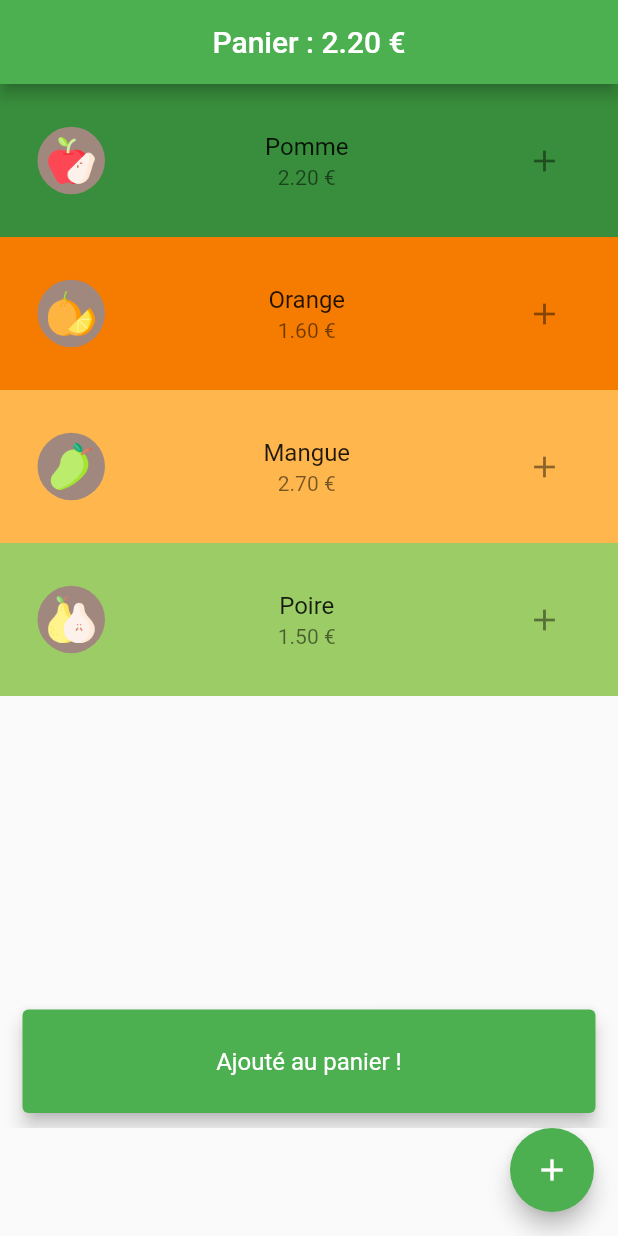
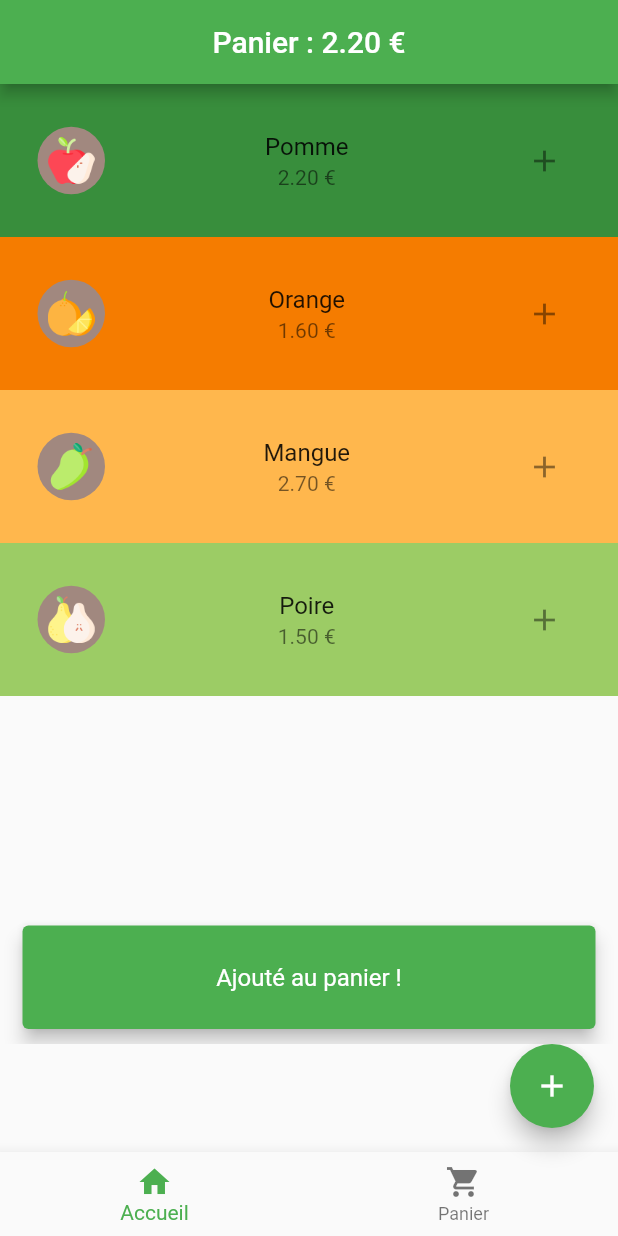
Before and after one commit to JUEChristopher/fruity, a Flutter app: the screen it shows after launch, after a tap on the "add" icon, on a phone screen of 412 x 824 dp. Run offline on Flutter 3.47's test engine with Material 2 defaults, Android fonts, the light colour scheme and no system bars.

Commit message:
TD3 fini

```diff
--- a/lib/screens/home_page.dart
+++ b/lib/screens/home_page.dart
@@ -1,6 +1,7 @@
 import 'dart:math';
 import 'package:flutter/material.dart';
 import 'package:fruity/classes/fruit.dart';
+import 'package:fruity/widgets/cart_screen.dart';
 import 'package:fruity/widgets/fruit_preview.dart';
 import 'package:fruity/screens/details_page.dart';
 
@@ -79,6 +80,8 @@ class FruitsMaster extends StatefulWidget {
 }
 
 class _FruitsMasterState extends State<FruitsMaster> {
+  int _selectedIndex = 0;
+  final PageController _pageController = PageController();
   late List<Fruit> _fruits;
   late List<Fruit> _cart;
   late double _sum;
@@ -89,6 +92,15 @@ class _FruitsMasterState extends State<FruitsMaster> {
     _fruits = widget.fruits;
     _cart = [];
     _sum = 0;
+  }
+
+  _onItemTapped(int index) {
+    setState(() {
+      _selectedIndex = index;
+    });
+
+    _pageController.animateToPage(index,
+        duration: const Duration(milliseconds: 500), curve: Curves.easeInOut);
   }
 
   void _onFruitTap(fruit) {
@@ -174,8 +186,11 @@ class _FruitsMasterState extends State<FruitsMaster> {
         appBar: AppBar(
           title: Center(child: Text("Panier : ${_sum.toStringAsFixed(2)} €")),
         ),
-      body: Center(
-        child: ListView.builder(
+        body: PageView(
+          controller: _pageController,
+          physics: const NeverScrollableScrollPhysics(),
+          children: [
+            ListView.builder(
                 itemCount: _fruits.length,
                 itemBuilder: (context, index) {
                   return FruitPreview(
@@ -183,12 +198,28 @@ class _FruitsMasterState extends State<FruitsMaster> {
                       onTileTap: _onFruitTap,
                       onAddTap: _addFruit);
                 }),
+            CartScreen(cart: _cart, onRemoveTap: _removeFruit),
+          ],
         ),
         floatingActionButton: FloatingActionButton(
           onPressed: () => _createFruit(),
           tooltip: 'Ajouter un fruit',
           child: const Icon(Icons.add),
         ),
-    );
+        bottomNavigationBar: BottomNavigationBar(
+          items: const <BottomNavigationBarItem>[
+            BottomNavigationBarItem(
+              icon: Icon(Icons.home),
+              label: 'Accueil',
+            ),
+            BottomNavigationBarItem(
+              icon: Icon(Icons.shopping_cart),
+              label: 'Panier',
+            ),
+          ],
+          currentIndex: _selectedIndex,
+          selectedItemColor: Colors.green,
+          onTap: _onItemTapped,
+        ));
   }
 }
--- a/pubspec.yaml
+++ b/pubspec.yaml
@@ -35,6 +35,7 @@ dependencies:
   # The following adds the Cupertino Icons font to your application.
   # Use with the CupertinoIcons class for iOS style icons.
   cupertino_icons: ^1.0.2
+  dio: ^5.0.3
 
 dev_dependencies:
   flutter_test:
```
Also changed, not shown: lib/widgets/cart_screen.dart (added, +51 -0 lines), pubspec.lock. Lines whose indentation alone changed are shown as unchanged.
